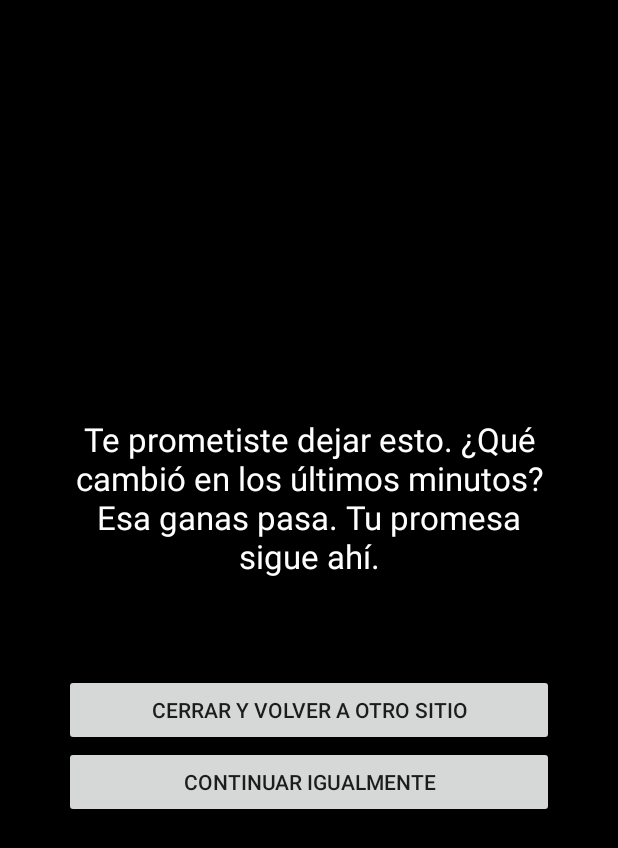
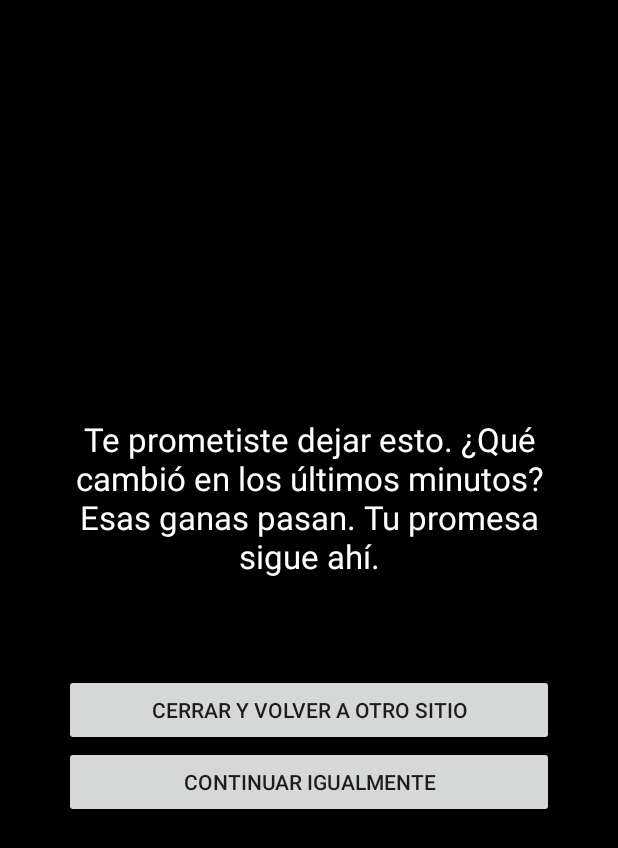
Before and after one commit to tumejorpapuamigo-prog/App-promesa, an Android app: the BloqueoActivity screen opened directly, with no data from a screen before it, on a phone screen of 412 x 824 dp. Shown: the top 848 px of the screen. Run offline under Robolectric (Android 15) with nearby library versions, the phone set to English and light mode, and no system bars.

Commit message:
Update BloqueoActivity.kt

```diff
--- a/app/src/main/java/com/promesa/app/BloqueoActivity.kt
+++ b/app/src/main/java/com/promesa/app/BloqueoActivity.kt
@@ -19,7 +19,7 @@ class BloqueoActivity : AppCompatActivity() {
     private var pkg = ""
 
     // Mensajes fijos por ahora; luego los generará la IA a partir de tu promesa
-    private val mensaje1 = "Te prometiste dejar esto. ¿Qué cambió en los últimos minutos? Esa ganas pasa. Tu promesa sigue ahí."
+    private val mensaje1 = "Te prometiste dejar esto. ¿Qué cambió en los últimos minutos? Esas ganas pasan. Tu promesa sigue ahí."
     private val mensaje2 = "Este es el último mensaje. No te voy a detener, porque esta es tu batalla, no la mía. Si continúas, rompes tu promesa. Tú eliges."
 
     override fun onCreate(savedInstanceState: Bundle?) {
```
